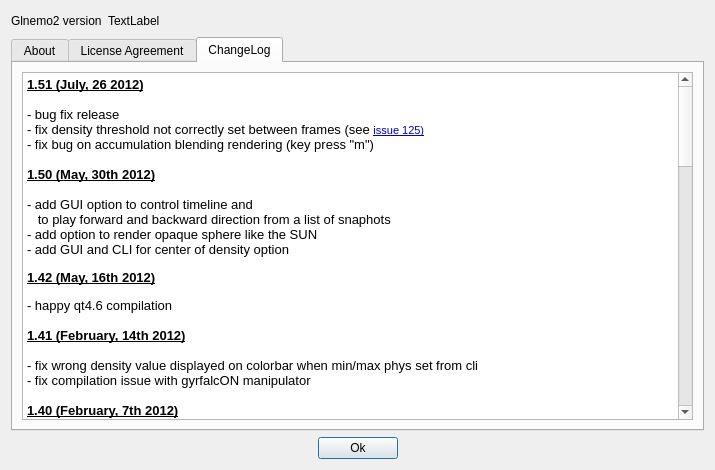
Qt form usr/jcl/glnemo2/src/formabout.ui (teuben/nemo) before a commit.
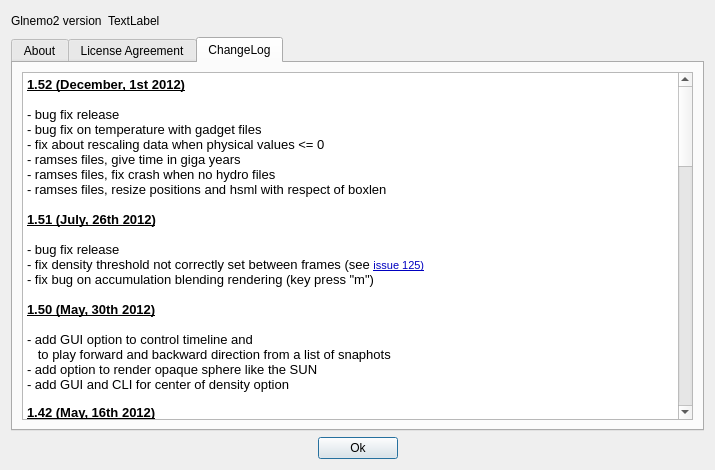
The same form after that commit. Icons and pictures are not drawn.

Commit message: glnemo2 release 1.52

```diff
--- a/usr/jcl/glnemo2/src/formabout.ui
+++ b/usr/jcl/glnemo2/src/formabout.ui
@@ -1027,7 +1027,16 @@
 &lt;table border=&quot;0&quot; style=&quot;-qt-table-type: root; margin-top:4px; margin-bottom:4px; margin-left:4px; margin-right:4px;&quot;&gt;
 &lt;tr&gt;
 &lt;td style=&quot;border: none;&quot;&gt;
-&lt;p style=&quot; margin-top:0px; margin-bottom:0px; margin-left:0px; margin-right:0px; -qt-block-indent:0; text-indent:0px;&quot;&gt;&lt;span style=&quot; font-size:10pt; font-weight:600; text-decoration: underline;&quot;&gt;1.51 (July, 26 2012)&lt;/span&gt;&lt;/p&gt;
+&lt;p style=&quot; margin-top:0px; margin-bottom:0px; margin-left:0px; margin-right:0px; -qt-block-indent:0; text-indent:0px;&quot;&gt;&lt;span style=&quot; font-size:10pt; font-weight:600; text-decoration: underline;&quot;&gt;1.52 (December, 1st 2012)&lt;/span&gt;&lt;/p&gt;
+&lt;p style=&quot;-qt-paragraph-type:empty; margin-top:0px; margin-bottom:0px; margin-left:0px; margin-right:0px; -qt-block-indent:0; text-indent:0px; font-size:10pt; font-weight:600; text-decoration: underline;&quot;&gt;&lt;br /&gt;&lt;/p&gt;
+&lt;p style=&quot; margin-top:0px; margin-bottom:0px; margin-left:0px; margin-right:0px; -qt-block-indent:0; text-indent:0px;&quot;&gt;&lt;span style=&quot; font-size:10pt;&quot;&gt;- bug fix release&lt;/span&gt;&lt;/p&gt;
+&lt;p style=&quot; margin-top:0px; margin-bottom:0px; margin-left:0px; margin-right:0px; -qt-block-indent:0; text-indent:0px;&quot;&gt;&lt;span style=&quot; font-size:10pt;&quot;&gt;- bug fix on temperature with gadget files&lt;/span&gt;&lt;/p&gt;
+&lt;p style=&quot; margin-top:0px; margin-bottom:0px; margin-left:0px; margin-right:0px; -qt-block-indent:0; text-indent:0px;&quot;&gt;&lt;span style=&quot; font-size:10pt;&quot;&gt;- fix about rescaling data when physical values &amp;lt;= 0&lt;/span&gt;&lt;/p&gt;
+&lt;p style=&quot; margin-top:0px; margin-bottom:0px; margin-left:0px; margin-right:0px; -qt-block-indent:0; text-indent:0px;&quot;&gt;&lt;span style=&quot; font-size:10pt;&quot;&gt;- ramses files, give time in giga years&lt;/span&gt;&lt;/p&gt;
+&lt;p style=&quot; margin-top:0px; margin-bottom:0px; margin-left:0px; margin-right:0px; -qt-block-indent:0; text-indent:0px;&quot;&gt;&lt;span style=&quot; font-size:10pt;&quot;&gt;- ramses files, fix crash when no hydro files&lt;/span&gt;&lt;/p&gt;
+&lt;p style=&quot; margin-top:0px; margin-bottom:0px; margin-left:0px; margin-right:0px; -qt-block-indent:0; text-indent:0px;&quot;&gt;&lt;span style=&quot; font-size:10pt;&quot;&gt;- ramses files, resize positions and hsml with respect of boxlen&lt;/span&gt;&lt;/p&gt;
+&lt;p style=&quot;-qt-paragraph-type:empty; margin-top:0px; margin-bottom:0px; margin-left:0px; margin-right:0px; -qt-block-indent:0; text-indent:0px; font-size:10pt; font-weight:600; text-decoration: underline;&quot;&gt;&lt;br /&gt;&lt;/p&gt;
+&lt;p style=&quot; margin-top:0px; margin-bottom:0px; margin-left:0px; margin-right:0px; -qt-block-indent:0; text-indent:0px;&quot;&gt;&lt;span style=&quot; font-size:10pt; font-weight:600; text-decoration: underline;&quot;&gt;1.51 (July, 26th 2012)&lt;/span&gt;&lt;/p&gt;
 &lt;p style=&quot;-qt-paragraph-type:empty; margin-top:0px; margin-bottom:0px; margin-left:0px; margin-right:0px; -qt-block-indent:0; text-indent:0px; font-size:10pt; font-weight:600; text-decoration: underline;&quot;&gt;&lt;br /&gt;&lt;/p&gt;
 &lt;p style=&quot; margin-top:0px; margin-bottom:0px; margin-left:0px; margin-right:0px; -qt-block-indent:0; text-indent:0px;&quot;&gt;&lt;span style=&quot; font-size:10pt;&quot;&gt;- bug fix release&lt;/span&gt;&lt;/p&gt;
 &lt;p style=&quot; margin-top:0px; margin-bottom:0px; margin-left:0px; margin-right:0px; -qt-block-indent:0; text-indent:0px;&quot;&gt;&lt;span style=&quot; font-size:10pt;&quot;&gt;- fix density threshold not correctly set between frames (see &lt;/span&gt;&lt;a href=&quot;http://projets.oamp.fr/issues/125&quot;&gt;&lt;span style=&quot; text-decoration: underline; color:#0000c0;&quot;&gt;issue 125)&lt;/span&gt;&lt;/a&gt;&lt;/p&gt;
```
The commit also changes 14 other files.
